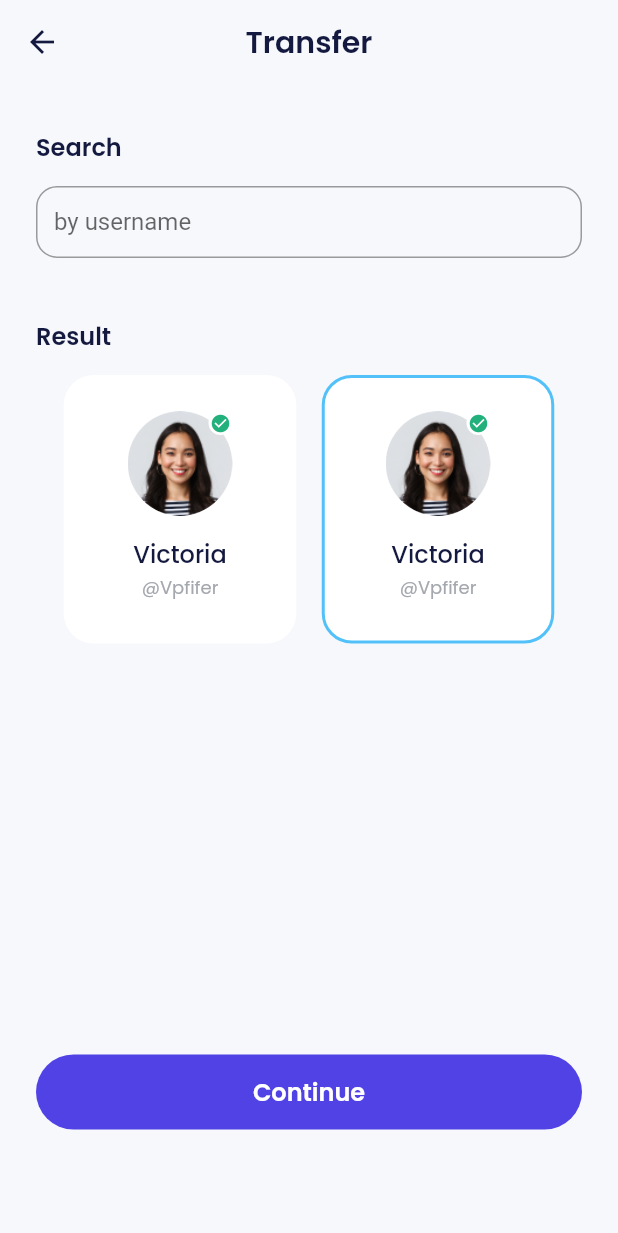
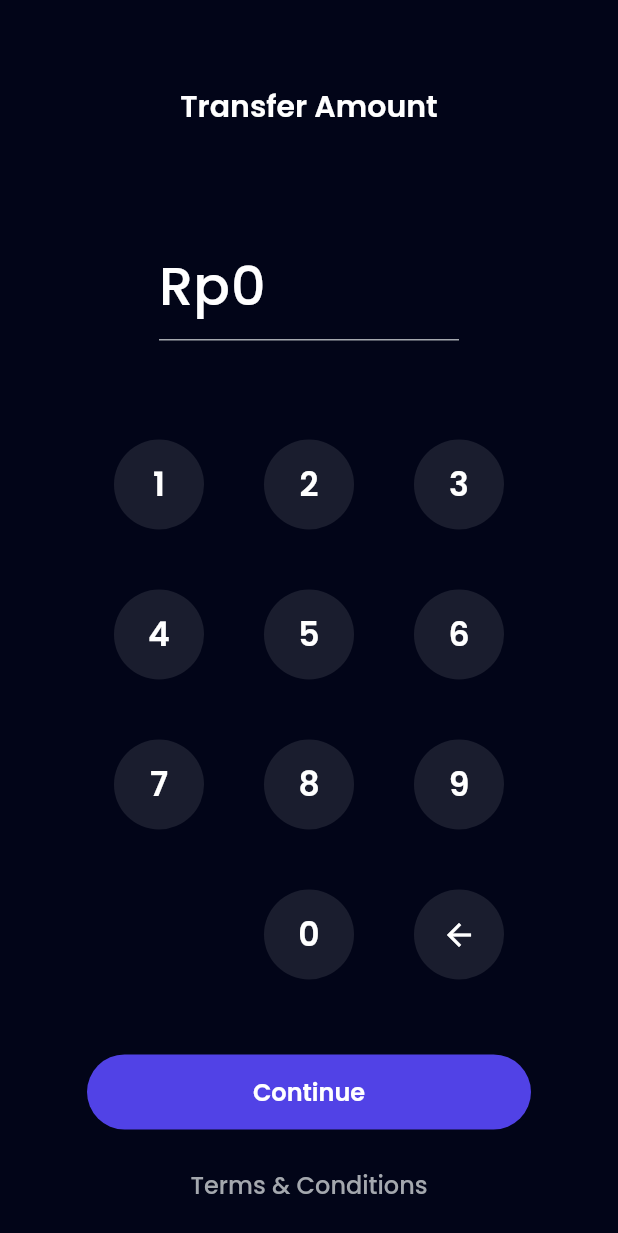
Before and after one commit to Chands18/bank_purse2, a Flutter app: the TransferPage screen opened by its route, after a tap on "Continue", on a phone screen of 412 x 824 dp. Shown: the top 1233 px of the screen. Run offline on Flutter 3.47's test engine with Material 2 defaults, Android fonts, the phone set to English and light mode, and no system bars; our stand-ins replace carousel_slider, google_fonts.

```diff
--- a/lib/main.dart
+++ b/lib/main.dart
@@ -14,7 +14,9 @@
 import 'package:bank_purse2/ui/pages/topup_amount_page.dart';
 import 'package:bank_purse2/ui/pages/topup_page.dart';
 import 'package:bank_purse2/ui/pages/topup_success.dart';
+import 'package:bank_purse2/ui/pages/transfer_amount_page.dart';
 import 'package:bank_purse2/ui/pages/transfer_page.dart';
+import 'package:bank_purse2/ui/pages/transfer_success_page.dart';
 import 'package:flutter/material.dart';
 
 import 'ui/pages/sign_up_success_page.dart';
@@ -61,6 +63,8 @@
         '/topup-amount': (context) => const TopUpAmountPage(),
         '/topup-success': (context) => const TopUpSuccessPage(),
         '/transfer': (context) => const TransferPage(),
+        '/transfer-amount': (context) => const TransferAmountPage(),
+        '/transfer-success': (context) => const TransferSuccessPage(),
       },
     );
   }
--- /dev/null
+++ b/lib/ui/pages/transfer_amount_page.dart
@@ -0,0 +1,257 @@
+import 'package:bank_purse2/shared/theme.dart';
+import 'package:bank_purse2/ui/widgets/buttons.dart';
+import 'package:flutter/material.dart';
+import 'package:intl/intl.dart';
+import 'package:url_launcher/url_launcher.dart';
+import 'package:url_launcher/url_launcher_string.dart';
+
+class TransferAmountPage extends StatefulWidget {
+  // final webs = Uri.parse('https://demo.midtrans.com/');
+  const TransferAmountPage({super.key});
+
+  @override
+  State<TransferAmountPage> createState() => _TransferAmountPageState();
+}
+
+class _TransferAmountPageState extends State<TransferAmountPage> {
+  final TextEditingController amountController =
+      TextEditingController(text: '0');
+  String pin = '';
+
+  @override
+  void initState() {
+    super.initState();
+
+    amountController.addListener(() {
+      final text = amountController.text;
+
+      amountController.value = amountController.value.copyWith(
+        text: NumberFormat.currency(
+          locale: 'id',
+          decimalDigits: 0,
+          symbol: '',
+        ).format(
+          int.parse(
+            text == '' ? '0' : text.replaceAll('.', ''),
+          ),
+        ),
+      );
+    });
+  }
+
+  addAmount(String number) {
+    if (amountController.text == '0') {
+      amountController.text = '';
+    }
+    setState(() {
+      amountController.text = amountController.text + number;
+    });
+  }
+
+  deleteAmount() {
+    if (amountController.text.isNotEmpty) {
+      setState(
+        () {
+          amountController.text = amountController.text
+              .substring(0, amountController.text.length - 1);
+          if (amountController.text == '') {
+            amountController.text = '0';
+          }
+        },
+      );
+    }
+  }
+
+  @override
+  Widget build(BuildContext context) {
+    return Scaffold(
+      backgroundColor: darkBackgroundColor,
+      body: ListView(
+        padding: const EdgeInsets.symmetric(
+          horizontal: 58,
+        ),
+        children: [
+          const SizedBox(
+            height: 56,
+          ),
+          Center(
+            child: Text(
+              'Transfer Amount',
+              style: whiteTextStyle.copyWith(
+                fontSize: 20,
+                fontWeight: semiBold,
+              ),
+            ),
+          ),
+          const SizedBox(
+            height: 67,
+          ),
+          Align(
+            child: SizedBox(
+              width: 200,
+              child: TextFormField(
+                controller: amountController,
+                cursorColor: greyColor,
+                enabled: false,
+                style: whiteTextStyle.copyWith(
+                  fontSize: 36,
+                  fontWeight: medium,
+                ),
+                decoration: InputDecoration(
+                  prefixIcon: Text(
+                    'Rp',
+                    style: whiteTextStyle.copyWith(
+                      fontSize: 36,
+                      fontWeight: medium,
+                    ),
+                  ),
+                  disabledBorder: UnderlineInputBorder(
+                    borderSide: BorderSide(
+                      color: greyColor,
+                    ),
+                  ),
+                ),
+              ),
+            ),
+          ),
+          const SizedBox(
+            height: 66,
+          ),
+          Center(
+            child: Wrap(
+              spacing: 40,
+              runSpacing: 40,
+              children: [
+                CustomInputButton(
+                  title: '1',
+                  onTap: () {
+                    addAmount('1');
+                  },
+                ),
+                CustomInputButton(
+                  title: '2',
+                  onTap: () {
+                    addAmount('2');
+                  },
+                ),
+                CustomInputButton(
+                  title: '3',
+                  onTap: () {
+                    addAmount('3');
+                  },
+                ),
+                CustomInputButton(
+                  title: '4',
+                  onTap: () {
+                    addAmount('4');
+                  },
+                ),
+                CustomInputButton(
+                  title: '5',
+                  onTap: () {
+                    addAmount('5');
+                  },
+                ),
+                CustomInputButton(
+                  title: '6',
+                  onTap: () {
+                    addAmount('6');
+                  },
+                ),
+                CustomInputButton(
+                  title: '7',
+                  onTap: () {
+                    addAmount('7');
+                  },
+                ),
+                CustomInputButton(
+                  title: '8',
+                  onTap: () {
+                    addAmount('8');
+                  },
+                ),
+                CustomInputButton(
+                  title: '9',
+                  onTap: () {
+                    addAmount('9');
+                  },
+                ),
+                const SizedBox(
+                  width: 60,
+                  height: 60,
+                ),
+                CustomInputButton(
+                  title: '0',
+                  onTap: () {
+                    addAmount('0');
+                  },
+                ),
+                GestureDetector(
+                  onTap: () {
+                    deleteAmount();
+                  },
+                  child: Container(
+                    width: 60,
+                    height: 60,
+                    decoration: BoxDecoration(
+                      shape: BoxShape.circle,
+                      color: numberBackgroundColor,
+                    ),
+                    child: Center(
+                      child: Icon(
+                        Icons.arrow_back,
+                        color: whiteColor,
+                      ),
+                    ),
+                  ),
+                ),
+              ],
+            ),
+          ),
+          const SizedBox(
+            height: 50,
+          ),
+          CustomFilledButton(
+            title: 'Continue',
+            onPressed: () async {
+              if (await Navigator.pushNamed(context, '/pin') == true) {
+                // await launchUrlString('https://demo.midtrans.com/');
+
+                Navigator.pushNamedAndRemoveUntil(
+                    context, '/transfer-success', (route) => false);
+              }
+
+              // if (await Navigator.pushNamed(context, '/pin') == true) {
+              //   final authState = context.read<AuthBloc>().state;
+              //   String pin = '';
+              //   if (authState is AuthSuccess) {
+              //     pin = authState.data.pin!;
+              //   }
+
+              //   context.read<TransferFormBloc>().add(
+              //         TransferFormPost(
+              //           widget.data.copyWith(
+              //             pin: pin,
+              //             amount:
+              //                 amountController.text.replaceAll('.', ''),
+              //           ),
+              //         ),
+              //       );
+              // }
+            },
+          ),
+          const SizedBox(
+            height: 25,
+          ),
+          CustomTextButton(
+            title: 'Terms & Conditions',
+            onPressed: () {},
+          ),
+          const SizedBox(
+            height: 40,
+          ),
+        ],
+      ),
+    );
+  }
+}
--- a/lib/ui/pages/transfer_page.dart
+++ b/lib/ui/pages/transfer_page.dart
@@ -57,6 +57,7 @@
           CustomFilledButton(
             title: 'Continue',
             onPressed: () {
+              Navigator.pushNamed(context, '/transfer-amount');
               // Navigator.push(
               //   context,
               //   MaterialPageRoute(
```
Also changed, not shown: lib/ui/pages/transfer_success_page.dart (added, +49 -0 lines).
